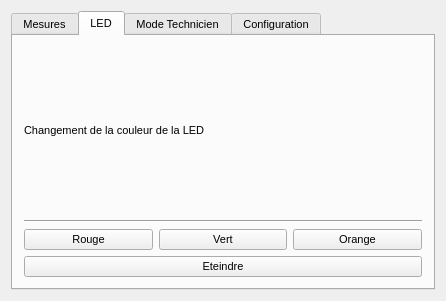
This is Mini-projet/Weather-Bluedot/team-2/trunk/weather_bluedot/ihm.ui in ZaYFix/dev as Qt 5 draws it before an edit. The edited form follows.
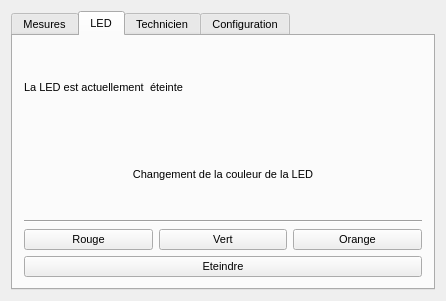
This is the edited form. The open tabs and pages were chosen to show the change.

Diff of the .ui file:
```diff
--- a/Mini-projet/Weather-Bluedot/team-2/trunk/weather_bluedot/ihm.ui
+++ b/Mini-projet/Weather-Bluedot/team-2/trunk/weather_bluedot/ihm.ui
@@ -16,7 +16,7 @@
   <property name="layoutDirection">
    <enum>Qt::LeftToRight</enum>
   </property>
-  <layout class="QHBoxLayout" name="horizontalLayout_8">
+  <layout class="QVBoxLayout" name="verticalLayout_7">
    <item>
     <widget class="QTabWidget" name="technicien_2">
      <property name="font">
@@ -190,11 +190,76 @@
       <layout class="QVBoxLayout" name="verticalLayout">
        <item>
         <layout class="QVBoxLayout" name="verticalLayout_3">
+         <item>
+          <layout class="QHBoxLayout" name="horizontalLayout_12">
+           <item>
+            <widget class="QLabel" name="texteEtatLed">
+             <property name="maximumSize">
+              <size>
+               <width>120</width>
+               <height>16777215</height>
+              </size>
+             </property>
+             <property name="text">
+              <string>La LED est actuellement </string>
+             </property>
+             <property name="textFormat">
+              <enum>Qt::AutoText</enum>
+             </property>
+            </widget>
+           </item>
+           <item>
+            <widget class="QLabel" name="etatLED">
+             <property name="maximumSize">
+              <size>
+               <width>40</width>
+               <height>16777215</height>
+              </size>
+             </property>
+             <property name="text">
+              <string>éteinte</string>
+             </property>
+            </widget>
+           </item>
+           <item>
+            <widget class="QLabel" name="texteCouleurLED">
+             <property name="maximumSize">
+              <size>
+               <width>85</width>
+               <height>16777215</height>
+              </size>
+             </property>
+             <property name="text">
+              <string/>
+             </property>
+            </widget>
+           </item>
+           <item>
+            <widget class="QLabel" name="couleurLED">
+             <property name="text">
+              <string/>
+             </property>
+            </widget>
+           </item>
+          </layout>
+         </item>
          <item>
           <widget class="QLabel" name="label">
+           <property name="layoutDirection">
+            <enum>Qt::LeftToRight</enum>
+           </property>
+           <property name="midLineWidth">
+            <number>0</number>
+           </property>
            <property name="text">
             <string>Changement de la couleur de la LED</string>
            </property>
+           <property name="textFormat">
+            <enum>Qt::PlainText</enum>
+           </property>
+           <property name="alignment">
+            <set>Qt::AlignCenter</set>
+           </property>
           </widget>
          </item>
          <item>
@@ -242,8 +307,25 @@
      </widget>
      <widget class="QWidget" name="technicien">
       <attribute name="title">
-       <string>Mode Technicien</string>
+       <string>Technicien</string>
       </attribute>
+      <layout class="QHBoxLayout" name="horizontalLayout_8">
+       <item>
+        <layout class="QVBoxLayout" name="verticalLayout_8">
+         <item>
+          <layout class="QHBoxLayout" name="horizontalLayout_11">
+           <item>
+            <widget class="QTextEdit" name="affichageTrame">
+             <property name="readOnly">
+              <bool>true</bool>
+             </property>
+            </widget>
+           </item>
+          </layout>
+         </item>
+        </layout>
+       </item>
+      </layout>
      </widget>
      <widget class="QWidget" name="configuration">
       <attribute name="title">
```
Left out of the diff: 4 changed lines with no effect on the pictures.
